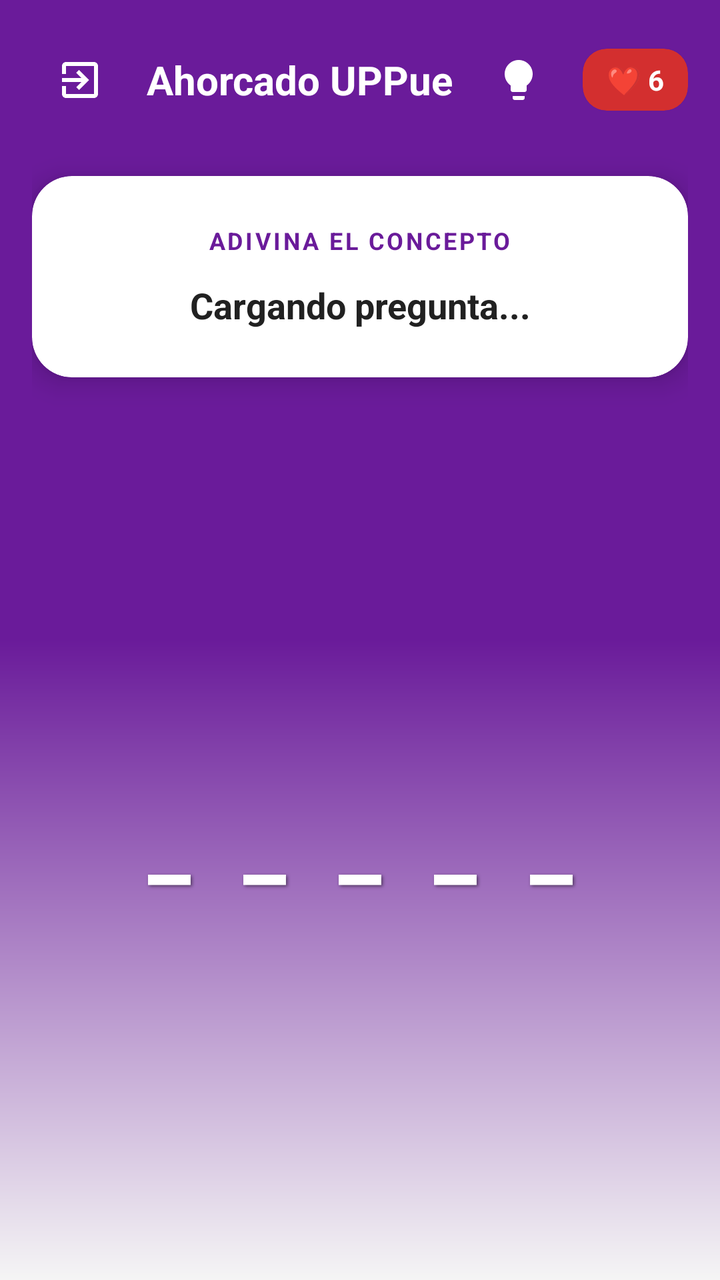
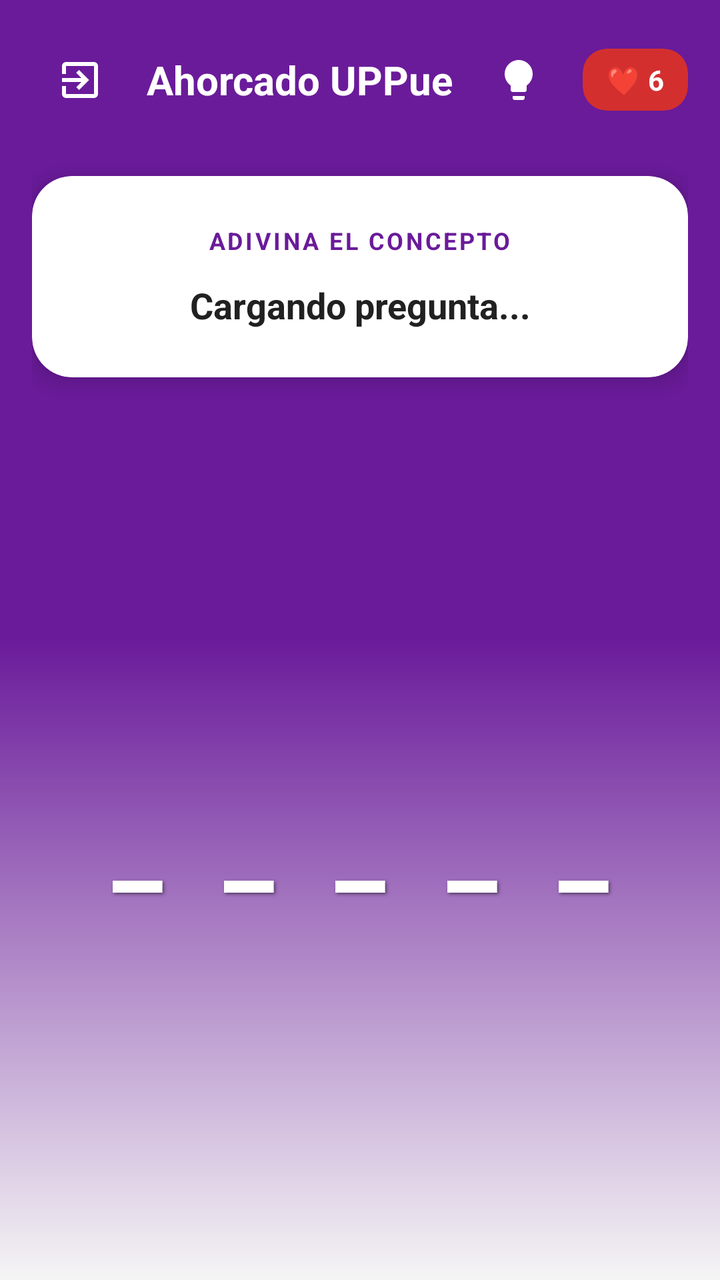

Compare the two renders of this Android layout. The source of the first and the diff that turns it into the second are given below.
<!-- AndroidManifest.xml: activity theme Theme.ReglamentoUpp -->
<!-- res/layout/activity_hangman.xml -->
<?xml version="1.0" encoding="utf-8"?>
<androidx.constraintlayout.widget.ConstraintLayout xmlns:android="http://schemas.android.com/apk/res/android"
    xmlns:app="http://schemas.android.com/apk/res-auto"
    xmlns:tools="http://schemas.android.com/tools"
    android:layout_width="match_parent"
    android:layout_height="match_parent"
    android:background="@drawable/game_background"
    android:padding="16dp"
    tools:context=".HangmanActivity">

    <LinearLayout
        android:id="@+id/headerLayout"
        android:layout_width="match_parent"
        android:layout_height="wrap_content"
        android:orientation="horizontal"
        android:gravity="center_vertical"
        app:layout_constraintTop_toTopOf="parent">

        <ImageButton
            android:id="@+id/btnBack"
            android:layout_width="48dp"
            android:layout_height="48dp"
            android:background="?attr/selectableItemBackgroundBorderless"
            android:src="@drawable/ic_logout"
            app:tint="@color/white"
            android:contentDescription="Volver" />

        <TextView
            android:layout_width="0dp"
            android:layout_height="wrap_content"
            android:layout_weight="1"
            android:text="Ahorcado UPPue"
            android:textAlignment="center"
            android:textColor="@color/white"
            android:textSize="20sp"
            android:textStyle="bold" />

        <ImageButton
            android:id="@+id/btnHelp"
            android:layout_width="48dp"
            android:layout_height="48dp"
            android:layout_marginEnd="8dp"
            android:background="?attr/selectableItemBackgroundBorderless"
            android:src="@drawable/ic_foco"
            app:tint="@color/white"
            android:contentDescription="Instrucciones" />

        <com.google.android.material.card.MaterialCardView
            android:layout_width="wrap_content"
            android:layout_height="wrap_content"
            app:cardCornerRadius="12dp"
            app:cardBackgroundColor="#D32F2F">
            <TextView
                android:id="@+id/tvHangmanLives"
                android:layout_width="wrap_content"
                android:layout_height="wrap_content"
                android:paddingHorizontal="12dp"
                android:paddingVertical="6dp"
                android:text="❤️ 6"
                android:textColor="@color/white"
                android:textStyle="bold" />
        </com.google.android.material.card.MaterialCardView>
    </LinearLayout>

    <com.google.android.material.card.MaterialCardView
        android:id="@+id/cardQuestion"
        android:layout_width="match_parent"
        android:layout_height="wrap_content"
        android:layout_marginTop="24dp"
        app:cardCornerRadius="20dp"
        app:cardElevation="8dp"
        app:cardBackgroundColor="@color/white"
        app:layout_constraintTop_toBottomOf="@id/headerLayout">

        <LinearLayout
            android:layout_width="match_parent"
            android:layout_height="wrap_content"
            android:orientation="vertical"
            android:padding="24dp">

            <TextView
                android:layout_width="wrap_content"
                android:layout_height="wrap_content"
                android:text="ADIVINA EL CONCEPTO"
                android:textSize="12sp"
                android:letterSpacing="0.1"
                android:textColor="@color/upp_primary"
                android:textStyle="bold"
                android:layout_gravity="center"/>

            <TextView
                android:id="@+id/tvQuestion"
                android:layout_width="match_parent"
                android:layout_height="wrap_content"
                android:layout_marginTop="12dp"
                android:text="Cargando pregunta..."
                android:textAlignment="center"
                android:textColor="@color/text_primary"
                android:textSize="18sp"
                android:textStyle="bold"
                android:lineSpacingExtra="4dp"/>
        </LinearLayout>
    </com.google.android.material.card.MaterialCardView>

    <TextView
        android:id="@+id/tvHangmanWord"
        android:layout_width="match_parent"
        android:layout_height="wrap_content"
        android:layout_marginTop="40dp"
        android:gravity="center"
        android:text="_ _ _ _ _"
        android:textColor="@color/white"
        android:textSize="48sp"
        android:textStyle="bold"
        android:letterSpacing="0.15"
        android:shadowColor="#80000000"
        android:shadowDx="2"
        android:shadowDy="2"
        android:shadowRadius="4"
        app:layout_constraintTop_toBottomOf="@id/cardQuestion"
        app:layout_constraintBottom_toTopOf="@id/layoutTeclado"/>

    <LinearLayout
        android:id="@+id/layoutTeclado"
        android:layout_width="match_parent"
        android:layout_height="wrap_content"
        android:layout_marginBottom="16dp"
        android:orientation="vertical"
        android:gravity="center_horizontal"
        app:layout_constraintBottom_toBottomOf="parent"
        app:layout_constraintEnd_toEndOf="parent"
        app:layout_constraintStart_toStartOf="parent">
    </LinearLayout>

    <TextView
        android:id="@+id/tvHangmanTitle"
        android:layout_width="0dp"
        android:layout_height="0dp"
        android:visibility="gone"
        app:layout_constraintTop_toTopOf="parent"
        app:layout_constraintStart_toStartOf="parent"/>
    <Button
        android:id="@+id/btnHangmanHint"
        android:layout_width="0dp"
        android:layout_height="0dp"
        android:visibility="gone"
        app:layout_constraintTop_toTopOf="parent"
        app:layout_constraintStart_toStartOf="parent"/>
    <TextView
        android:id="@+id/tvHangmanHint"
        android:layout_width="0dp"
        android:layout_height="0dp"
        android:visibility="gone"
        app:layout_constraintTop_toTopOf="parent"
        app:layout_constraintStart_toStartOf="parent"/>

</androidx.constraintlayout.widget.ConstraintLayout>
<!-- resources referenced by this layout -->
<resources>
  <color name="text_primary">#212121</color>
  <color name="upp_primary">#6A1B9A</color>
  <color name="white">#FFFFFFFF</color>
  <!-- drawable game_background (drawable) -->
  <?xml version="1.0" encoding="utf-8"?>
  <shape xmlns:android="http://schemas.android.com/apk/res/android">
      <gradient
          android:angle="270"
          android:startColor="@color/gradient_start"
          android:centerColor="@color/upp_primary"
          android:endColor="@color/app_bg"
          android:endY="0.7"
          android:type="linear" />
  </shape>
  <!-- drawable ic_foco (drawable) -->
  <vector xmlns:android="http://schemas.android.com/apk/res/android"
      android:width="24dp"
      android:height="24dp"
      android:viewportWidth="24"
      android:viewportHeight="24">
      <path
          android:fillColor="#FFFFFF"
          android:pathData="M9,21c0,0.55 0.45,1 1,1h4c0.55,0 1,-0.45 1,-1v-1H9V21zM12,2C8.14,2 5,5.14 5,9c0,2.38 1.19,4.47 3,5.74V17c0,0.55 0.45,1 1,1h6c0.55,0 1,-0.45 1,-1v-2.26c1.81,-1.27 3,-3.36 3,-5.74C19,5.14 15.86,2 12,2z"/>
  </vector>
  <!-- drawable ic_logout (drawable) -->
  <vector xmlns:android="http://schemas.android.com/apk/res/android"
      android:width="24dp"
      android:height="24dp"
      android:viewportWidth="24"
      android:viewportHeight="24"
      android:tint="#FFFFFF">
      <path
          android:fillColor="@android:color/white"
          android:pathData="M10.09,15.59L11.5,17l5,-5 -5,-5 -1.41,1.41L12.67,11H3v2h9.67l-2.58,2.59zM19,3H5c-1.11,0 -2,0.9 -2,2v4h2V5h14v14H5v-4H3v4c0,1.1 0.89,2 2,2h14c1.1,0 2,-0.9 2,-2V5c0,-1.1 -0.9,-2 -2,-2z"/>
  </vector>
  <style name="Theme.ReglamentoUpp" parent="Theme.MaterialComponents.DayNight.NoActionBar">
          <item name="colorPrimary">@color/upp_primary</item>
          <item name="colorPrimaryVariant">@color/upp_primary_dark</item>
          <item name="colorOnPrimary">@color/white</item>
          <item name="colorSecondary">@color/upp_accent</item>
          <item name="colorSecondaryVariant">@color/upp_secondary</item>
          <item name="colorOnSecondary">@color/white</item>
  
          <item name="shapeAppearanceSmallComponent">@style/ShapeAppearance.App.SmallComponent</item>
          <item name="shapeAppearanceMediumComponent">@style/ShapeAppearance.App.MediumComponent</item>
          <item name="shapeAppearanceLargeComponent">@style/ShapeAppearance.App.LargeComponent</item>
  
          <item name="textInputStyle">@style/Widget.MaterialComponents.TextInputLayout.OutlinedBox.Rounded</item>
      </style>
  <color name="gradient_start">#6A1B9A</color>
  <color name="app_bg">#F5F5F5</color>
  <color name="upp_primary_dark">#4A148C</color>
  <color name="upp_accent">#AB47BC</color>
  <color name="upp_secondary">#8E24AA</color>
  <style name="ShapeAppearance.App.SmallComponent" parent="ShapeAppearance.MaterialComponents.SmallComponent">
          <item name="cornerFamily">rounded</item>
          <item name="cornerSize">50%</item> </style>
  <style name="ShapeAppearance.App.MediumComponent" parent="ShapeAppearance.MaterialComponents.MediumComponent">
          <item name="cornerFamily">rounded</item>
          <item name="cornerSize">28dp</item> </style>
  <style name="ShapeAppearance.App.LargeComponent" parent="ShapeAppearance.MaterialComponents.LargeComponent">
          <item name="cornerFamily">rounded</item>
          <item name="cornerSize">36dp</item> </style>
  <style name="Widget.MaterialComponents.TextInputLayout.OutlinedBox.Rounded" parent="Widget.MaterialComponents.TextInputLayout.OutlinedBox">
          <item name="boxCornerRadiusTopStart">24dp</item>
          <item name="boxCornerRadiusTopEnd">24dp</item>
          <item name="boxCornerRadiusBottomStart">24dp</item>
          <item name="boxCornerRadiusBottomEnd">24dp</item>
      </style>
</resources>

<!-- the commit's change to res/layout/activity_hangman.xml (unified diff, before → after) -->
@@ -110,7 +110,7 @@
         android:gravity="center"
         android:text="_ _ _ _ _"
         android:textColor="@color/white"
-        android:textSize="48sp"
+        android:textSize="56sp"
         android:textStyle="bold"
         android:letterSpacing="0.15"
         android:shadowColor="#80000000"
